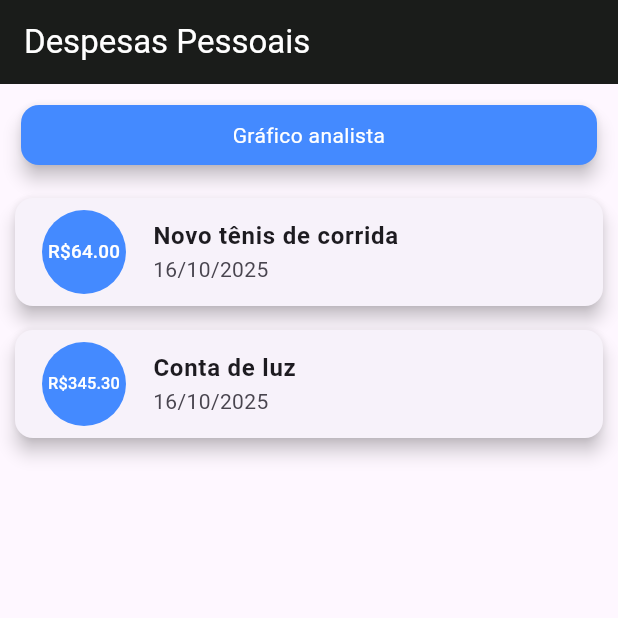
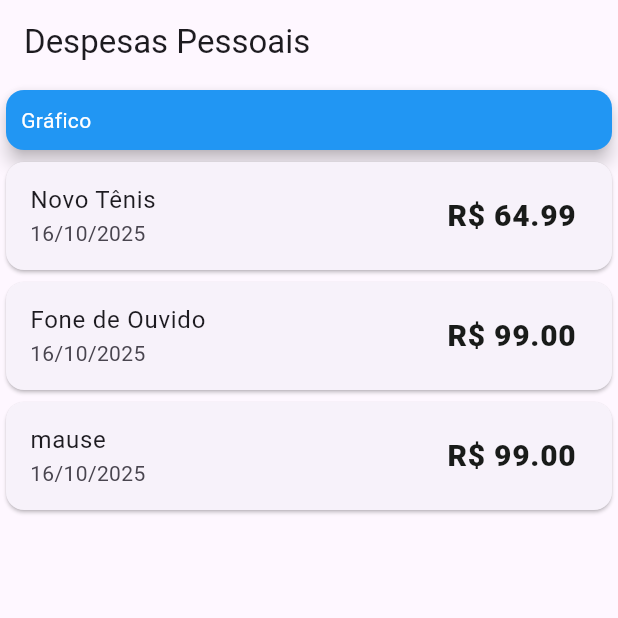
Before and after one commit to jardison17/checklist_empilhadeira, a Flutter app: the screen it shows after launch, on a phone screen of 412 x 824 dp, the top half of it. Run offline on Flutter 3.47's test engine with Material 3 defaults, Android fonts, the phone set to English and light mode, and no system bars.

Commit message:
novo teste

```diff
--- a/lib/main.dart
+++ b/lib/main.dart
@@ -1,92 +1,69 @@
 import 'package:flutter/material.dart';
-import 'package:checklist_empilhadeira/model/transaction.dart';
+import './model/transaction.dart';
 
 void main() => runApp(ExpensesApp());
 
 class ExpensesApp extends StatelessWidget {
   @override
   Widget build(BuildContext context) {
-    return MaterialApp(debugShowCheckedModeBanner: false, home: MyHomePage());
+    return MaterialApp(
+      title: 'Despesas Pessoais',
+      theme: ThemeData(primarySwatch: Colors.blue),
+      home: MyHomePage(),
+    );
   }
 }
 
 class MyHomePage extends StatelessWidget {
-  // Lista de transações (exemplo)
+  MyHomePage({super.key});
+
   final List<Transaction> _transactions = [
     Transaction(
       id: 't1',
-      title: 'Novo tênis de corrida',
-      value: 64.00,
+      title: 'Novo Tênis',
+      value: 64.99,
       date: DateTime.now(),
     ),
     Transaction(
       id: 't2',
-      title: 'Conta de luz',
-      value: 345.30,
+      title: 'Fone de Ouvido',
+      value: 99.00,
       date: DateTime.now(),
     ),
+    Transaction(id: 't2', title: 'mause', value: 99.00, date: DateTime.now()),
   ];
 
   @override
   Widget build(BuildContext context) {
     return Scaffold(
-      appBar: AppBar(
-        title: const Text(
-          'Despesas Pessoais',
-          style: TextStyle(color: Colors.white),
-        ),
-        backgroundColor: const Color.fromARGB(255, 26, 28, 26),
-      ),
+      appBar: AppBar(title: const Text('Despesas Pessoais')),
       body: Column(
         crossAxisAlignment: CrossAxisAlignment.stretch,
-        mainAxisAlignment: MainAxisAlignment.start,
-        children: <Widget>[
-          Container(
-            width: double.infinity,
-            margin: const EdgeInsets.all(10),
-            child: const Card(
-              color: Colors.blueAccent,
-              elevation: 5,
-              child: Padding(
-                padding: EdgeInsets.all(10),
-                child: Text(
-                  'Gráfico analista',
-                  style: TextStyle(color: Colors.white),
-                  textAlign: TextAlign.center,
-                ),
-              ),
+        children: [
+          const Card(
+            color: Colors.blue,
+            elevation: 5,
+            child: Padding(
+              padding: EdgeInsets.all(10),
+              child: Text('Gráfico', style: TextStyle(color: Colors.white)),
             ),
           ),
           Column(
             children:
                 _transactions.map((tr) {
                   return Card(
-                    elevation: 5,
-                    margin: const EdgeInsets.symmetric(
-                      vertical: 8,
-                      horizontal: 10,
-                    ),
                     child: ListTile(
-                      leading: CircleAvatar(
-                        backgroundColor: Colors.blueAccent,
-                        foregroundColor: Colors.white,
-                        radius: 30,
-                        child: Padding(
-                          padding: const EdgeInsets.all(6),
-                          child: FittedBox(
-                            child: Text('R\$${tr.value.toStringAsFixed(2)}'),
-                          ),
-                        ),
-                      ),
-                      title: Text(
-                        tr.title,
-                        style: const TextStyle(
-                          fontWeight: FontWeight.bold,
-                          fontSize: 16,
-                        ),
-                      ),
+                      title: Text(tr.title),
                       subtitle: Text(
                         '${tr.date.day}/${tr.date.month}/${tr.date.year}',
+                      ),
+                      trailing: Text(
+                        'R\$ ${tr.value.toStringAsFixed(2)}',
+                        style: const TextStyle(
+                          fontWeight: FontWeight.w900,
+                          fontSize: 20,
+                          color: Color.fromARGB(255, 25, 27, 25),
+                        ),
                       ),
                     ),
                   );
--- a/lib/model/transaction.dart
+++ b/lib/model/transaction.dart
@@ -3,7 +3,7 @@ class Transaction {
   final String title;
   final double value;
   final DateTime date;
-  // Construtor.
+
   Transaction({
     required this.id,
     required this.title,
```
